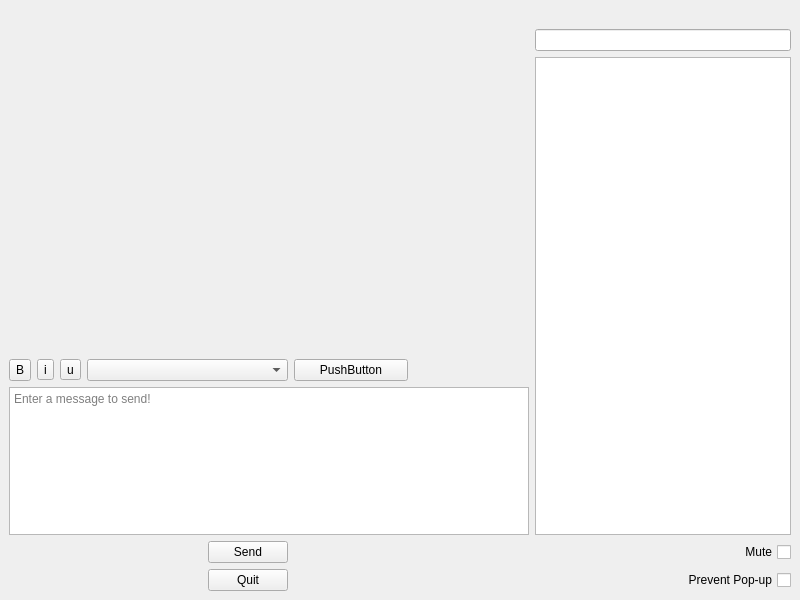
Before: the Qt Designer form ui/pxmmainwindow.ui in corybolar/PXMessenger, drawn with Qt 5.
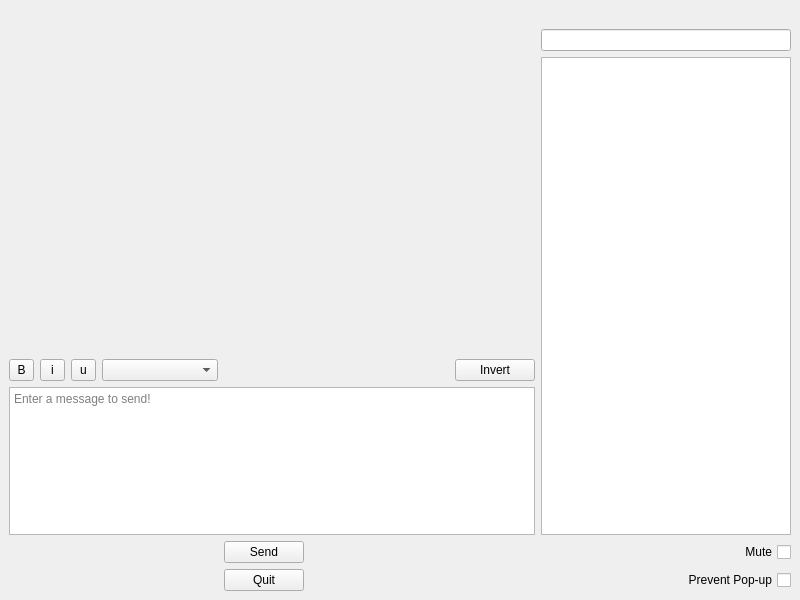
After: the same form once the commit is applied. Icons and pictures are not drawn. Custom widgets are drawn as their Qt base class.

Commit message: Font colors and styling overhaul

Diff of the .ui file:
```diff
--- a/ui/pxmmainwindow.ui
+++ b/ui/pxmmainwindow.ui
@@ -25,47 +25,204 @@
   </property>
   <widget class="QWidget" name="centralwidget">
    <layout class="QGridLayout" name="gridLayout_2">
-    <item row="6" column="6">
-     <spacer name="horizontalSpacer_3">
-      <property name="orientation">
-       <enum>Qt::Horizontal</enum>
+    <item row="2" column="13">
+     <widget class="QLineEdit" name="lineEdit">
+      <property name="sizePolicy">
+       <sizepolicy hsizetype="Preferred" vsizetype="Maximum">
+        <horstretch>0</horstretch>
+        <verstretch>0</verstretch>
+       </sizepolicy>
       </property>
-      <property name="sizeHint" stdset="0">
+      <property name="maximumSize">
        <size>
-        <width>40</width>
-        <height>20</height>
+        <width>300</width>
+        <height>16777215</height>
        </size>
       </property>
-     </spacer>
+      <property name="toolTip">
+       <string>&lt;html&gt;&lt;head/&gt;&lt;body&gt;&lt;p&gt;Your Username&lt;/p&gt;&lt;/body&gt;&lt;/html&gt;</string>
+      </property>
+      <property name="readOnly">
+       <bool>true</bool>
+      </property>
+     </widget>
     </item>
-    <item row="6" column="4">
-     <widget class="QPushButton" name="sendButton">
+    <item row="4" column="0">
+     <widget class="QToolButton" name="toolButton">
+      <property name="sizePolicy">
+       <sizepolicy hsizetype="Maximum" vsizetype="Minimum">
+        <horstretch>0</horstretch>
+        <verstretch>0</verstretch>
+       </sizepolicy>
+      </property>
+      <property name="maximumSize">
+       <size>
+        <width>25</width>
+        <height>16777215</height>
+       </size>
+      </property>
       <property name="text">
-       <string>Send</string>
+       <string>B</string>
+      </property>
+      <property name="checkable">
+       <bool>true</bool>
       </property>
      </widget>
     </item>
     <item row="8" column="6">
-     <spacer name="horizontalSpacer_4">
-      <property name="orientation">
-       <enum>Qt::Horizontal</enum>
-      </property>
-      <property name="sizeHint" stdset="0">
-       <size>
-        <width>40</width>
-        <height>20</height>
-       </size>
-      </property>
-     </spacer>
-    </item>
-    <item row="8" column="4">
      <widget class="QPushButton" name="quitButton">
+      <property name="sizePolicy">
+       <sizepolicy hsizetype="MinimumExpanding" vsizetype="Fixed">
+        <horstretch>0</horstretch>
+        <verstretch>0</verstretch>
+       </sizepolicy>
+      </property>
       <property name="text">
        <string>Quit</string>
       </property>
      </widget>
     </item>
-    <item row="1" column="0" colspan="8" alignment="Qt::AlignHCenter|Qt::AlignVCenter">
+    <item row="4" column="2">
+     <widget class="QToolButton" name="toolButton_5">
+      <property name="sizePolicy">
+       <sizepolicy hsizetype="Maximum" vsizetype="Minimum">
+        <horstretch>0</horstretch>
+        <verstretch>0</verstretch>
+       </sizepolicy>
+      </property>
+      <property name="maximumSize">
+       <size>
+        <width>25</width>
+        <height>16777215</height>
+       </size>
+      </property>
+      <property name="text">
+       <string>u</string>
+      </property>
+      <property name="checkable">
+       <bool>true</bool>
+      </property>
+      <property name="checked">
+       <bool>false</bool>
+      </property>
+     </widget>
+    </item>
+    <item row="4" column="1">
+     <widget class="QToolButton" name="toolButton_4">
+      <property name="sizePolicy">
+       <sizepolicy hsizetype="Maximum" vsizetype="Minimum">
+        <horstretch>0</horstretch>
+        <verstretch>0</verstretch>
+       </sizepolicy>
+      </property>
+      <property name="maximumSize">
+       <size>
+        <width>25</width>
+        <height>16777215</height>
+       </size>
+      </property>
+      <property name="text">
+       <string>i</string>
+      </property>
+      <property name="checkable">
+       <bool>true</bool>
+      </property>
+     </widget>
+    </item>
+    <item row="6" column="6">
+     <widget class="QPushButton" name="sendButton">
+      <property name="sizePolicy">
+       <sizepolicy hsizetype="MinimumExpanding" vsizetype="Fixed">
+        <horstretch>0</horstretch>
+        <verstretch>0</verstretch>
+       </sizepolicy>
+      </property>
+      <property name="text">
+       <string>Send</string>
+      </property>
+     </widget>
+    </item>
+    <item row="8" column="11" colspan="2">
+     <spacer name="horizontalSpacer_8">
+      <property name="orientation">
+       <enum>Qt::Horizontal</enum>
+      </property>
+      <property name="sizeType">
+       <enum>QSizePolicy::Maximum</enum>
+      </property>
+      <property name="sizeHint" stdset="0">
+       <size>
+        <width>60</width>
+        <height>20</height>
+       </size>
+      </property>
+     </spacer>
+    </item>
+    <item row="8" column="1">
+     <spacer name="horizontalSpacer_2">
+      <property name="orientation">
+       <enum>Qt::Horizontal</enum>
+      </property>
+      <property name="sizeType">
+       <enum>QSizePolicy::Maximum</enum>
+      </property>
+      <property name="sizeHint" stdset="0">
+       <size>
+        <width>25</width>
+        <height>20</height>
+       </size>
+      </property>
+     </spacer>
+    </item>
+    <item row="8" column="2">
+     <spacer name="horizontalSpacer_9">
+      <property name="orientation">
+       <enum>Qt::Horizontal</enum>
+      </property>
+      <property name="sizeType">
+       <enum>QSizePolicy::Maximum</enum>
+      </property>
+      <property name="sizeHint" stdset="0">
+       <size>
+        <width>25</width>
+        <height>20</height>
+       </size>
+      </property>
+     </spacer>
+    </item>
+    <item row="8" column="3" colspan="2">
+     <spacer name="horizontalSpacer_6">
+      <property name="orientation">
+       <enum>Qt::Horizontal</enum>
+      </property>
+      <property name="sizeType">
+       <enum>QSizePolicy::Maximum</enum>
+      </property>
+      <property name="sizeHint" stdset="0">
+       <size>
+        <width>60</width>
+        <height>20</height>
+       </size>
+      </property>
+     </spacer>
+    </item>
+    <item row="8" column="0">
+     <spacer name="horizontalSpacer">
+      <property name="orientation">
+       <enum>Qt::Horizontal</enum>
+      </property>
+      <property name="sizeType">
+       <enum>QSizePolicy::Maximum</enum>
+      </property>
+      <property name="sizeHint" stdset="0">
+       <size>
+        <width>25</width>
+        <height>20</height>
+       </size>
+      </property>
+     </spacer>
+    </item>
+    <item row="1" column="0" colspan="14" alignment="Qt::AlignHCenter|Qt::AlignVCenter">
      <widget class="QLabel" name="imageLabel">
       <property name="sizePolicy">
        <sizepolicy hsizetype="Preferred" vsizetype="Fixed">
@@ -84,32 +241,10 @@
       </property>
      </widget>
     </item>
-    <item row="2" column="7">
-     <widget class="QLineEdit" name="lineEdit">
-      <property name="sizePolicy">
-       <sizepolicy hsizetype="Expanding" vsizetype="Maximum">
-        <horstretch>0</horstretch>
-        <verstretch>0</verstretch>
-       </sizepolicy>
-      </property>
-      <property name="maximumSize">
-       <size>
-        <width>300</width>
-        <height>16777215</height>
-       </size>
-      </property>
-      <property name="toolTip">
-       <string>&lt;html&gt;&lt;head/&gt;&lt;body&gt;&lt;p&gt;Your Username&lt;/p&gt;&lt;/body&gt;&lt;/html&gt;</string>
-      </property>
-      <property name="readOnly">
-       <bool>true</bool>
-      </property>
-     </widget>
-    </item>
-    <item row="3" column="7" rowspan="3">
+    <item row="3" column="13" rowspan="3">
      <widget class="QListWidget" name="listWidget">
       <property name="sizePolicy">
-       <sizepolicy hsizetype="Expanding" vsizetype="Expanding">
+       <sizepolicy hsizetype="MinimumExpanding" vsizetype="Expanding">
         <horstretch>0</horstretch>
         <verstretch>1</verstretch>
        </sizepolicy>
@@ -122,13 +257,16 @@
       </property>
       <property name="maximumSize">
        <size>
-        <width>300</width>
+        <width>250</width>
         <height>16777215</height>
        </size>
       </property>
+      <property name="layoutDirection">
+       <enum>Qt::LeftToRight</enum>
+      </property>
      </widget>
     </item>
-    <item row="6" column="7">
+    <item row="6" column="13">
      <widget class="QCheckBox" name="muteCheckBox">
       <property name="layoutDirection">
        <enum>Qt::RightToLeft</enum>
@@ -138,7 +276,7 @@
       </property>
      </widget>
     </item>
-    <item row="8" column="7">
+    <item row="8" column="13">
      <widget class="QCheckBox" name="focusCheckBox">
       <property name="layoutDirection">
        <enum>Qt::RightToLeft</enum>
@@ -148,7 +286,7 @@
       </property>
      </widget>
     </item>
-    <item row="2" column="0" rowspan="2" colspan="7">
+    <item row="2" column="0" rowspan="2" colspan="13">
      <widget class="PXMMessageViewer::StackedWidget" name="stackedWidget">
       <property name="sizePolicy">
        <sizepolicy hsizetype="Expanding" vsizetype="MinimumExpanding">
@@ -164,152 +302,132 @@
       </property>
      </widget>
     </item>
-    <item row="5" column="0" colspan="7">
+    <item row="5" column="0" colspan="13">
      <widget class="PXMTextEdit" name="textEdit">
+      <property name="sizePolicy">
+       <sizepolicy hsizetype="Expanding" vsizetype="Expanding">
+        <horstretch>0</horstretch>
+        <verstretch>0</verstretch>
+       </sizepolicy>
+      </property>
+      <property name="html">
+       <string>&lt;!DOCTYPE HTML PUBLIC &quot;-//W3C//DTD HTML 4.0//EN&quot; &quot;http://www.w3.org/TR/REC-html40/strict.dtd&quot;&gt;
+&lt;html&gt;&lt;head&gt;&lt;meta name=&quot;qrichtext&quot; content=&quot;1&quot; /&gt;&lt;style type=&quot;text/css&quot;&gt;
+p, li { white-space: pre-wrap; }
+&lt;/style&gt;&lt;/head&gt;&lt;body style=&quot; font-family:'MS Shell Dlg 2'; font-size:8.25pt; font-weight:400; font-style:normal;&quot;&gt;
+&lt;p style=&quot;-qt-paragraph-type:empty; margin-top:0px; margin-bottom:0px; margin-left:0px; margin-right:0px; -qt-block-indent:0; text-indent:0px;&quot;&gt;&lt;br /&gt;&lt;/p&gt;&lt;/body&gt;&lt;/html&gt;</string>
+      </property>
+      <property name="textInteractionFlags">
+       <set>Qt::LinksAccessibleByKeyboard|Qt::LinksAccessibleByMouse|Qt::TextBrowserInteraction|Qt::TextEditable|Qt::TextEditorInteraction|Qt::TextSelectableByKeyboard|Qt::TextSelectableByMouse</set>
+      </property>
       <property name="placeholderText">
        <string>Enter a message to send!</string>
       </property>
      </widget>
     </item>
-    <item row="6" column="0" colspan="3">
-     <spacer name="horizontalSpacer">
-      <property name="orientation">
-       <enum>Qt::Horizontal</enum>
-      </property>
-      <property name="sizeHint" stdset="0">
-       <size>
-        <width>40</width>
-        <height>20</height>
-       </size>
-      </property>
-     </spacer>
-    </item>
-    <item row="6" column="3">
-     <spacer name="horizontalSpacer_5">
-      <property name="orientation">
-       <enum>Qt::Horizontal</enum>
-      </property>
-      <property name="sizeHint" stdset="0">
-       <size>
-        <width>40</width>
-        <height>20</height>
-       </size>
-      </property>
-     </spacer>
-    </item>
-    <item row="8" column="0" colspan="3">
-     <spacer name="horizontalSpacer_2">
-      <property name="orientation">
-       <enum>Qt::Horizontal</enum>
-      </property>
-      <property name="sizeHint" stdset="0">
-       <size>
-        <width>40</width>
-        <height>20</height>
-       </size>
-      </property>
-     </spacer>
-    </item>
-    <item row="8" column="3">
-     <spacer name="horizontalSpacer_6">
-      <property name="orientation">
-       <enum>Qt::Horizontal</enum>
-      </property>
-      <property name="sizeHint" stdset="0">
-       <size>
-        <width>40</width>
-        <height>20</height>
-       </size>
-      </property>
-     </spacer>
-    </item>
-    <item row="6" column="5">
-     <spacer name="horizontalSpacer_7">
-      <property name="orientation">
-       <enum>Qt::Horizontal</enum>
-      </property>
-      <property name="sizeHint" stdset="0">
-       <size>
-        <width>40</width>
-        <height>20</height>
-       </size>
-      </property>
-     </spacer>
-    </item>
-    <item row="8" column="5">
-     <spacer name="horizontalSpacer_8">
-      <property name="orientation">
-       <enum>Qt::Horizontal</enum>
-      </property>
-      <property name="sizeHint" stdset="0">
-       <size>
-        <width>40</width>
-        <height>20</height>
-       </size>
-      </property>
-     </spacer>
-    </item>
-    <item row="4" column="0">
-     <widget class="QToolButton" name="toolButton">
-      <property name="maximumSize">
-       <size>
-        <width>35</width>
-        <height>50</height>
-       </size>
-      </property>
-      <property name="text">
-       <string>B</string>
-      </property>
-      <property name="checkable">
-       <bool>true</bool>
-      </property>
-     </widget>
-    </item>
-    <item row="4" column="1">
-     <widget class="QToolButton" name="toolButton_4">
-      <property name="maximumSize">
-       <size>
-        <width>35</width>
-        <height>16777215</height>
-       </size>
-      </property>
-      <property name="text">
-       <string>i</string>
-      </property>
-      <property name="checkable">
-       <bool>true</bool>
-      </property>
-     </widget>
-    </item>
-    <item row="4" column="2">
-     <widget class="QToolButton" name="toolButton_5">
-      <property name="maximumSize">
-       <size>
-        <width>35</width>
-        <height>16777215</height>
-       </size>
-      </property>
-      <property name="text">
-       <string>u</string>
-      </property>
-      <property name="checkable">
-       <bool>true</bool>
-      </property>
-      <property name="checked">
-       <bool>false</bool>
-      </property>
-     </widget>
-    </item>
-    <item row="4" column="3" colspan="2">
-     <widget class="QComboBox" name="comboBox"/>
-    </item>
-    <item row="4" column="5">
+    <item row="4" column="11" colspan="2">
      <widget class="QPushButton" name="pushButton">
+      <property name="sizePolicy">
+       <sizepolicy hsizetype="MinimumExpanding" vsizetype="Fixed">
+        <horstretch>0</horstretch>
+        <verstretch>0</verstretch>
+       </sizepolicy>
+      </property>
       <property name="text">
-       <string>PushButton</string>
+       <string>Invert</string>
       </property>
      </widget>
     </item>
+    <item row="4" column="3" colspan="3">
+     <widget class="QComboBox" name="comboBox">
+      <property name="sizePolicy">
+       <sizepolicy hsizetype="Ignored" vsizetype="Fixed">
+        <horstretch>0</horstretch>
+        <verstretch>0</verstretch>
+       </sizepolicy>
+      </property>
+     </widget>
+    </item>
+    <item row="8" column="9">
+     <spacer name="horizontalSpacer_3">
+      <property name="orientation">
+       <enum>Qt::Horizontal</enum>
+      </property>
+      <property name="sizeType">
+       <enum>QSizePolicy::Maximum</enum>
+      </property>
+      <property name="sizeHint" stdset="0">
+       <size>
+        <width>25</width>
+        <height>20</height>
+       </size>
+      </property>
+     </spacer>
+    </item>
+    <item row="8" column="10">
+     <spacer name="horizontalSpacer_12">
+      <property name="orientation">
+       <enum>Qt::Horizontal</enum>
+      </property>
+      <property name="sizeType">
+       <enum>QSizePolicy::Expanding</enum>
+      </property>
+      <property name="sizeHint" stdset="0">
+       <size>
+        <width>40</width>
+        <height>20</height>
+       </size>
+      </property>
+     </spacer>
+    </item>
+    <item row="8" column="8">
+     <spacer name="horizontalSpacer_4">
+      <property name="orientation">
+       <enum>Qt::Horizontal</enum>
+      </property>
+      <property name="sizeType">
+       <enum>QSizePolicy::Maximum</enum>
+      </property>
+      <property name="sizeHint" stdset="0">
+       <size>
+        <width>25</width>
+        <height>20</height>
+       </size>
+      </property>
+     </spacer>
+    </item>
+    <item row="8" column="7">
+     <spacer name="horizontalSpacer_10">
+      <property name="orientation">
+       <enum>Qt::Horizontal</enum>
+      </property>
+      <property name="sizeType">
+       <enum>QSizePolicy::Maximum</enum>
+      </property>
+      <property name="sizeHint" stdset="0">
+       <size>
+        <width>25</width>
+        <height>20</height>
+       </size>
+      </property>
+     </spacer>
+    </item>
+    <item row="8" column="5">
+     <spacer name="horizontalSpacer_11">
+      <property name="orientation">
+       <enum>Qt::Horizontal</enum>
+      </property>
+      <property name="sizeType">
+       <enum>QSizePolicy::Expanding</enum>
+      </property>
+      <property name="sizeHint" stdset="0">
+       <size>
+        <width>50</width>
+        <height>20</height>
+       </size>
+      </property>
+     </spacer>
+    </item>
    </layout>
   </widget>
   <widget class="QMenuBar" name="menubar">
```
Left out of the diff: 2 changed lines with no effect on the pictures. The commit also changes 13 other files.
